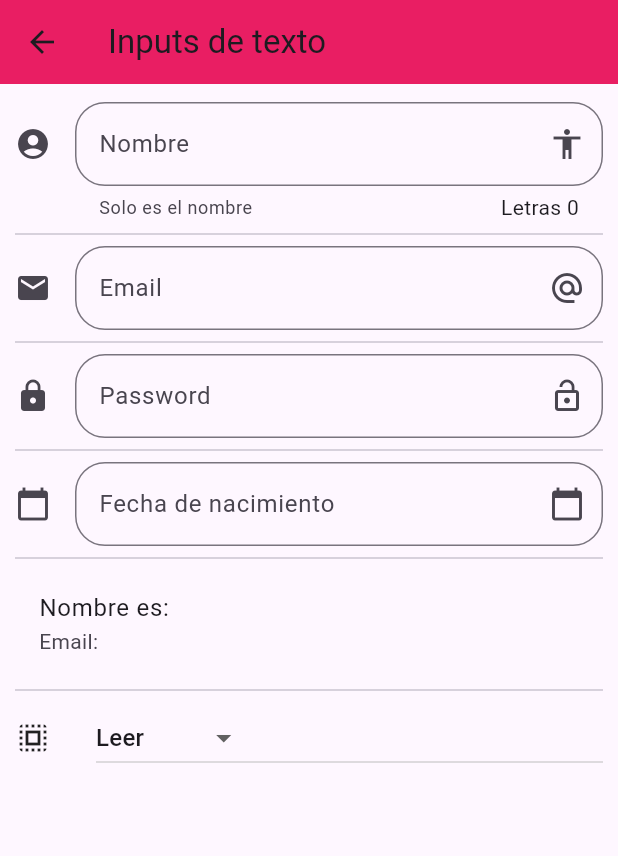
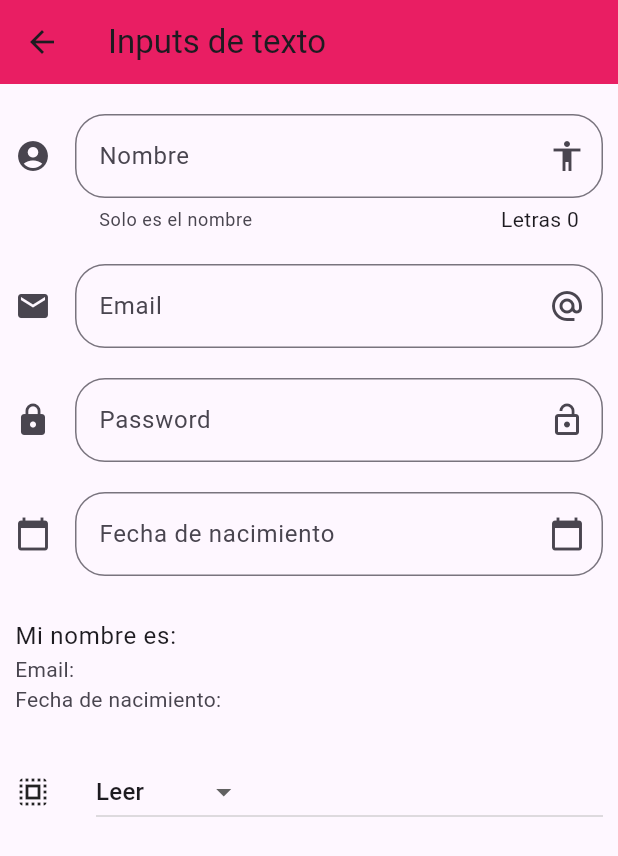
Before and after one commit to juanvi1921/PMDM, a Flutter app: the InputPage screen opened by its route, on a phone screen of 412 x 824 dp. Shown: the top 856 px of the screen. Run offline on Flutter 3.47's test engine with Material 3 defaults, Android fonts, the phone set to English and light mode, and no system bars; network calls fail.

Commit message:
Comit con nuevas actualizaciones de componentes

```diff
--- a/componentes/lib/src/pages/input_page.dart
+++ b/componentes/lib/src/pages/input_page.dart
@@ -1,4 +1,5 @@
 import 'package:flutter/material.dart';
+import 'package:intl/intl.dart';
 
 class InputPage extends StatefulWidget {
   @override
@@ -21,21 +22,21 @@ class _InputPageState extends State<InputPage> {
           backgroundColor: Colors.pink,
         ),
         body: ListView(
-        padding: EdgeInsets.symmetric(horizontal: 10, vertical: 2),
+          padding: EdgeInsets.symmetric(horizontal: 10, vertical: 10),
           children: [
             _crearInput(),
-          Divider(),
+            SizedBox(height: 20),
             _crearEmail(),
-          Divider(),
+            SizedBox(height: 20),
             _crearPassword(),
-          Divider(),
+            SizedBox(height: 20),
             _crearFecha(context),
-          Divider(),
+            SizedBox(height: 20),
             _crearPersona(),
-          Divider(),
-          _crearDropdown()],
-      )
-    );
+            SizedBox(height: 20),
+            _crearDropdown()
+          ],
+        ));
   }
 
   Widget _crearDropdown() {
@@ -72,7 +73,8 @@ class _InputPageState extends State<InputPage> {
 
   Widget _crearInput() {
     return Padding(
-    padding: const EdgeInsets.only(top: 10.0), //He añadido un poco de margen superior en el nombre.
+      padding: const EdgeInsets.only(
+          top: 10.0), //He añadido un poco de margen superior en el nombre.
       child: TextField(
         textCapitalization: TextCapitalization.sentences,
         decoration: InputDecoration(
@@ -93,11 +95,16 @@ class _InputPageState extends State<InputPage> {
     );
   }
 
-
   Widget _crearPersona() {
     return ListTile(
-      title: Text('Nombre es: $_nombre'),
-      subtitle: Text('Email: $_email'),
+      title: Text('Mi nombre es: $_nombre'),
+      subtitle: Column(
+        crossAxisAlignment: CrossAxisAlignment.start,
+        children: [
+        Text('Email: $_email'),
+        Text('Fecha de nacimiento: $_fecha')
+      ],),
+      contentPadding: EdgeInsets.all(0),
     );
   }
 
@@ -127,7 +134,6 @@ class _InputPageState extends State<InputPage> {
             border:
                 OutlineInputBorder(borderRadius: BorderRadius.circular(20))),
         onChanged: (valor) => setState(() {
-        _email = valor;
             }));
   }
 
@@ -157,7 +163,7 @@ class _InputPageState extends State<InputPage> {
 
     if (picked != null) {
       setState(() {
-        _fecha = picked.toString();
+        _fecha = DateFormat('yyyy-MM-dd').format(picked);
         _inputFileDateController.text = _fecha;
       });
     }
--- a/componentes/pubspec.yaml
+++ b/componentes/pubspec.yaml
@@ -30,13 +30,14 @@ environment:
 dependencies:
   flutter:
     sdk: flutter
+  intl: ^0.19.0
+  flutter_localizations:
+    sdk: flutter
 
 
   # The following adds the Cupertino Icons font to your application.
   # Use with the CupertinoIcons class for iOS style icons.
   cupertino_icons: ^1.0.8
-  flutter_localizations:
-    sdk: flutter
 
 dev_dependencies:
   flutter_test:
```
Also changed, not shown: componentes/lib/src/pages/card_page.dart (+98 -7 lines). Lines whose indentation alone changed are shown as unchanged.
